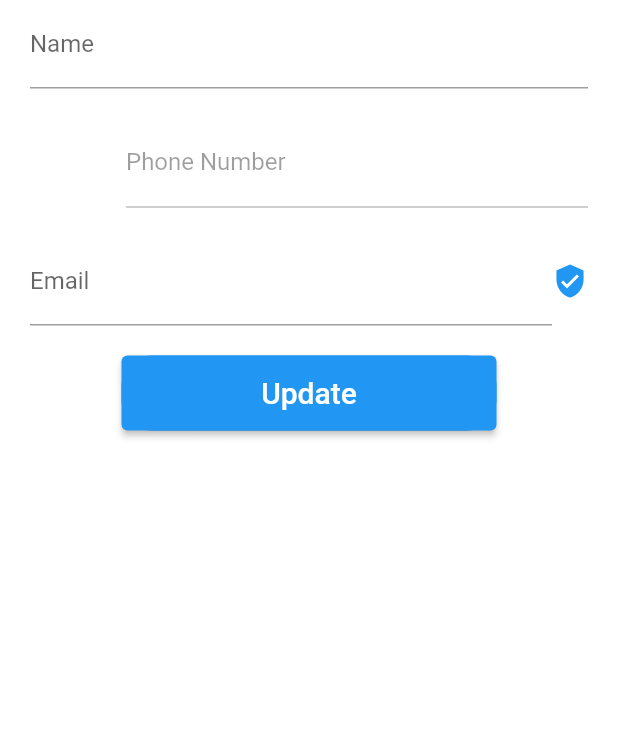
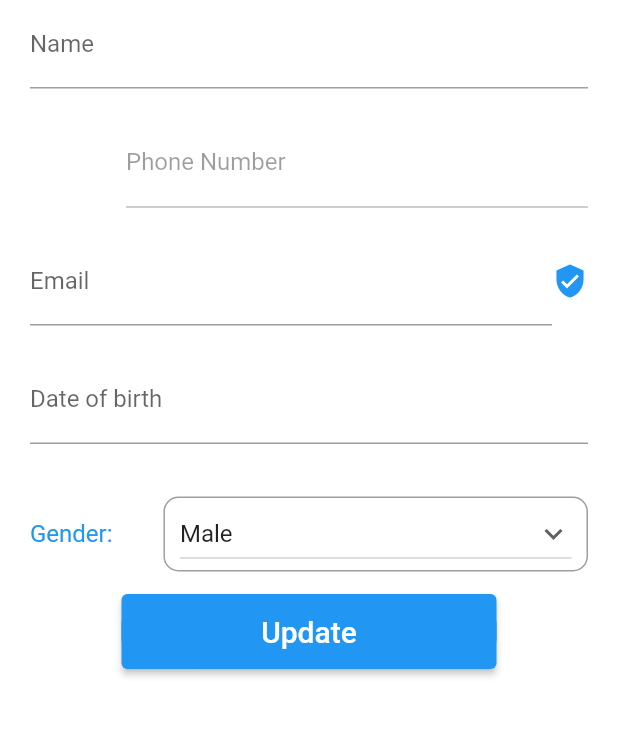
Before and after one commit to gulzarNabeel/gulzarNabeel, a Flutter app: the ProfileVC screen opened directly with empty values, on a phone screen of 412 x 824 dp, the part 354-1091 px from its top. Run offline on Flutter 3.47's test engine with Material 2 defaults, Android fonts, the phone set to English and light mode, and no system bars; our stand-ins replace cloud_firestore, firebase_auth, firebase_core, firebase_storage, image_cropper, image_picker and 2 more; missing offline and left inert: country_calling_code_picker, dart:ffi; accounts and stored records are empty; statements that could not run were skipped.

Commit message:
no message

```diff
--- a/lib/Models/UserLocal.dart
+++ b/lib/Models/UserLocal.dart
@@ -2,6 +2,11 @@ import 'package:cloud_firestore/cloud_firestore.dart';
 import 'package:diabetes/Usables/Utility.dart';
 import 'package:firebase_auth/firebase_auth.dart';
 import 'package:intl/intl.dart';
+enum Gender {
+  Male,
+  Female,
+  Other
+}
 
 class UserLocal {
   String name;
@@ -10,13 +15,16 @@ class UserLocal {
   String phoneNumber;
   String profilePictureUrl;
   DateTime creationDate;
+  DateTime? dateOfBirth;
+  Gender? gender;
+
 
   UserLocal(this.name,
       this.email,
       this.countryCode,
       this.phoneNumber,
       this.profilePictureUrl,
-      this.creationDate);
+      this.creationDate,this.dateOfBirth,this.gender);
 
 
   updateData() async {
@@ -24,13 +32,16 @@ class UserLocal {
     FirebaseAuth auth = FirebaseAuth.instance;
     DateTime now = auth.currentUser?.metadata?.creationTime ?? DateTime.now();
     String formattedDate = DateFormat('yyyy-MM-dd – hh:mm:ss').format(now);
+    String formattedDateDOB = dateOfBirth == null ? '' : DateFormat('yyyy-MM-dd – hh:mm:ss').format(dateOfBirth!);
     users.doc(auth.currentUser?.uid).set({
       'name': name,
       'email': email,
       'countryCode': countryCode,
       'phoneNumber': phoneNumber,
       'profilePictureUrl': profilePictureUrl,
-      'creationDate': formattedDate
+      'creationDate': formattedDate,
+      'dateOfBirth' : formattedDateDOB,
+      'gender' : gender == null ? '' : gender!.name
     }).then((_) {
       Map<String, dynamic> document = {
         'name': name,
@@ -38,7 +49,9 @@ class UserLocal {
         'countryCode': countryCode,
         'phoneNumber': phoneNumber,
         'profilePictureUrl': profilePictureUrl,
-        'creationDate': formattedDate
+        'creationDate': formattedDate,
+        'dateOfBirth' : formattedDateDOB,
+        'gender' : gender == null ? '' : gender!.name
       };
       Utility().saveUserData(document);
     });
--- a/lib/Screens/Profile/ProfileVC.dart
+++ b/lib/Screens/Profile/ProfileVC.dart
@@ -45,8 +45,9 @@ class _ProfilePageState extends State<ProfileVC> {
   CustomTextField textFieldEmail =
       CustomTextField('Email', TextInputType.emailAddress, true);
   File? imageFile;
-
-  _ProfilePageState();
+  Gender? CurrentUserGender = Utility().getUserData().gender;
+  DateTime? dob = Utility().getUserData().dateOfBirth;
+  TextEditingController dobController = new TextEditingController();
 
   @override
   void initState() {
@@ -58,6 +59,9 @@ class _ProfilePageState extends State<ProfileVC> {
     if (_selectedCountry == null) {
       initCountry();
     }
+    if (dob != null) {
+      dobController.text = DateFormat('dd-MMM-yyyy').format(dob!);
+    }
   }
 
   void initCountry() async {
@@ -66,37 +70,27 @@ class _ProfilePageState extends State<ProfileVC> {
     setState(() {
       if (_selectedCountry == null) {
         List<Country> filter = countries.where((element) {
-          return element.callingCode == Utility()
-              .getUserData()
-              .countryCode;
+          return element.callingCode == Utility().getUserData().countryCode;
         }).toList();
         if (filter.length > 0) {
           country = filter[0];
         }
         _selectedCountry = country;
-        if (Utility()
-            .getUserData()
-            .countryCode ==
+        if (Utility().getUserData().countryCode ==
             _selectedCountry!.callingCode) {
           _countryText = Text(_selectedCountry?.callingCode ?? "",
               style: const TextStyle(color: Colors.blue, fontSize: 20));
         } else {
-          _countryText = Text(Utility()
-              .getUserData()
-              .countryCode,
+          _countryText = Text(Utility().getUserData().countryCode,
               style: const TextStyle(color: Colors.blue, fontSize: 20));
         }
         textFieldPhone.textFieldIn.controller?.text =
-            Utility()
-                .getUserData()
-                .phoneNumber;
-        textFieldName.textFieldIn.controller?.text = Utility()
-            .getUserData()
-            .name;
+            Utility().getUserData().phoneNumber;
+        textFieldName.textFieldIn.controller?.text =
+            Utility().getUserData().name;
         textFieldEmail.textFieldIn.controller?.text =
-            Utility()
-                .getUserData()
-                .email;
+            Utility().getUserData().email;
+        CurrentUserGender = Utility().getUserData().gender;
       }
     });
   }
@@ -108,7 +102,8 @@ class _ProfilePageState extends State<ProfileVC> {
       appBar: AppBar(
         title: const Text("Profile"),
         automaticallyImplyLeading: widget.Signup == true ? false : true,
-        actions: widget.Signup == true ? [
+        actions: widget.Signup == true
+            ? [
                 IconButton(
                   icon: const Icon(Icons.logout),
                   tooltip: 'Logout',
@@ -119,7 +114,8 @@ class _ProfilePageState extends State<ProfileVC> {
                     });
                   },
                 ),
-        ] : [],
+              ]
+            : [],
       ),
       body: SingleChildScrollView(
         child: Column(
@@ -157,8 +153,7 @@ class _ProfilePageState extends State<ProfileVC> {
                                 : Image(
                                     image: AssetImage('Assets/appicon.png')),
                       ),
-                    )
-                ),
+                    )),
               ),
             ),
             //Name Text Portion
@@ -184,6 +179,7 @@ class _ProfilePageState extends State<ProfileVC> {
                 textFieldPhone,
               ]),
             ),
+            //Email Portion
             Padding(
               padding: const EdgeInsets.only(
                   left: 20, top: 0, right: 20, bottom: 20),
@@ -201,7 +197,9 @@ class _ProfilePageState extends State<ProfileVC> {
                   Visibility(
                     visible:
                         !(FirebaseAuth.instance.currentUser?.emailVerified ??
-                            false) && (FirebaseAuth.instance.currentUser!.email == textFieldEmail.editController.text),
+                                false) &&
+                            (FirebaseAuth.instance.currentUser!.email ==
+                                textFieldEmail.editController.text),
                     child: GestureDetector(
                         onTap: () {
                           FirebaseAuth.instance.currentUser
@@ -227,6 +225,79 @@ class _ProfilePageState extends State<ProfileVC> {
                 ],
               ),
             ),
+
+            Padding(
+              padding: const EdgeInsets.only(
+                  left: 20, top: 0, right: 20, bottom: 20),
+              child: Row(children: <Widget>[
+                Expanded(child: TextField(
+                  controller: dobController,
+                  readOnly: true,
+                  decoration: InputDecoration(
+                      labelText: 'Date of birth'
+                  ),
+                  onTap: () async {
+                    DateTime? pickedDate = await showDatePicker(
+                        context: context,
+                        initialDate: dob ?? DateTime(DateTime.now().year - 18),
+                        firstDate: DateTime(1924),
+                        lastDate: DateTime.now()
+                    );
+
+                    if (pickedDate != null) {
+                      dob = pickedDate;
+                      dobController.text = DateFormat('dd-MMM-yyyy').format(dob!);
+                    }
+                  },
+                ))
+              ]),
+            ),
+            //Gender Portion
+            Padding(
+                padding: const EdgeInsets.only(
+                    top: 0, bottom: 0, right: 20, left: 20),
+                child: SizedBox(
+                  height: 80,
+                  child: Row(children: [
+                    Padding(
+                        padding: const EdgeInsets.only(left: 0, right: 30),
+                        child: Text('Gender: ',
+                            style:
+                                TextStyle(fontSize: 16, color: Colors.blue))),
+                    Expanded(
+                        child: Container(
+                            decoration: BoxDecoration(
+                                border: Border.all(
+                                  color: Colors.black38,
+                                ),
+                                borderRadius:
+                                    BorderRadius.all(Radius.circular(10))),
+                            child: Padding(
+                              padding:
+                                  const EdgeInsets.only(left: 10, right: 10),
+                              child: DropdownButton(
+                                value: CurrentUserGender.toString(),
+                                icon: const Icon(Icons.keyboard_arrow_down),
+                                isExpanded: true,
+                                items:
+                                    Gender.values.map((Gender dropdownvalue) {
+                                  return DropdownMenuItem(
+                                    value: dropdownvalue.toString(),
+                                    child: Text(dropdownvalue.name),
+                                  );
+                                }).toList(),
+                                hint: Text('Gender'),
+                                onChanged: (value) {
+                                  CurrentUserGender = Gender.values.firstWhere(
+                                      (element) => element.toString() == value);
+                                  setState(() {
+                                    initState();
+                                  });
+                                },
+                              ),
+                            )))
+                  ]),
+                )),
 
             Container(
               height: 50,
@@ -297,7 +368,8 @@ class _ProfilePageState extends State<ProfileVC> {
                 false)
             .showAlert(context);
       } else {
-        AuthHandler().sendOTP(context, Utility().getUserData().countryCode, Utility().getUserData().phoneNumber, 'Update', 'Cancel', (){
+        AuthHandler().sendOTP(context, Utility().getUserData().countryCode,
+            Utility().getUserData().phoneNumber, 'Update', 'Cancel', () {
           showAlertDialog();
         });
       }
@@ -323,17 +395,14 @@ class _ProfilePageState extends State<ProfileVC> {
     if (currentUser.name !=
         (textFieldName.textFieldIn.controller?.text ?? '')) {
       auth.currentUser
-          ?.updateDisplayName(
-          textFieldName.textFieldIn.controller?.text ?? '')
+          ?.updateDisplayName(textFieldName.textFieldIn.controller?.text ?? '')
           .then((value) {
-        currentUser.name =
-        (textFieldName.textFieldIn.controller?.text ?? '');
+        currentUser.name = (textFieldName.textFieldIn.controller?.text ?? '');
         currentUser.updateData();
         if (currentUser.email !=
             (textFieldEmail.textFieldIn.controller?.text ?? '')) {
           auth.currentUser
-              ?.updateEmail(
-              textFieldEmail.textFieldIn.controller?.text ?? '')
+              ?.updateEmail(textFieldEmail.textFieldIn.controller?.text ?? '')
               .then((value) {
             currentUser.email =
                 (textFieldEmail.textFieldIn.controller?.text ?? '');
@@ -363,8 +432,7 @@ class _ProfilePageState extends State<ProfileVC> {
       auth.currentUser
           ?.updateEmail(textFieldEmail.textFieldIn.controller?.text ?? '')
           .then((value) {
-        currentUser.email =
-        (textFieldEmail.textFieldIn.controller?.text ?? '');
+        currentUser.email = (textFieldEmail.textFieldIn.controller?.text ?? '');
         currentUser.updateData();
         uploadFile();
       }).catchError((error) {
@@ -487,7 +555,7 @@ class _ProfilePageState extends State<ProfileVC> {
                   .showAlert(context);
             });
           });
-        }).catchError((value){
+        }).catchError((value) {
           print(value);
         });
       } catch (e) {
--- a/lib/Usables/Utility.dart
+++ b/lib/Usables/Utility.dart
@@ -53,11 +53,22 @@ class Utility {
     }else{
       arrayString.add('');
     }
+    if (document['dateOfBirth'] != null) {
+      arrayString.add(document['dateOfBirth']);
+    }else{
+      arrayString.add('');
+    }
+    if (document['gender'] != null) {
+      arrayString.add(document['gender']);
+    }else{
+      arrayString.add('');
+    }
     this.prefs?.setStringList("userData", arrayString).whenComplete((){});
   }
 
   UserLocal getUserData() {
     List<String>? data = this.prefs?.getStringList('userData') as List<String>?;
-    return UserLocal(data?[0] ?? '', data?[1] ?? '', data?[2] ?? '', data?[3] ?? '', data?[4] ?? '', (data?[5] ?? '').length > 0 ? new DateFormat('yyyy-MM-dd – hh:mm:ss').parse(data?[5] ?? '') : DateTime.now());
+    UserLocal myData = UserLocal(data?[0] ?? '', data?[1] ?? '', data?[2] ?? '', data?[3] ?? '', data?[4] ?? '', ((data?[5] ?? '').length > 0 ? new DateFormat('yyyy-MM-dd – hh:mm:ss').parse(data?[5] ?? '') : DateTime.now()),((data?[6] ?? '').length > 0 ? new DateFormat('yyyy-MM-dd – hh:mm:ss').parse(data?[6] ?? '') : null),(data?[7] ?? '').length > 0 ? Gender.values.firstWhere((element) => element.toString() == 'Gender.' + (data?[7] ?? '')) : Gender.Male);
+    return myData;
   }
 }
```
Lines whose indentation alone changed are shown as unchanged.
